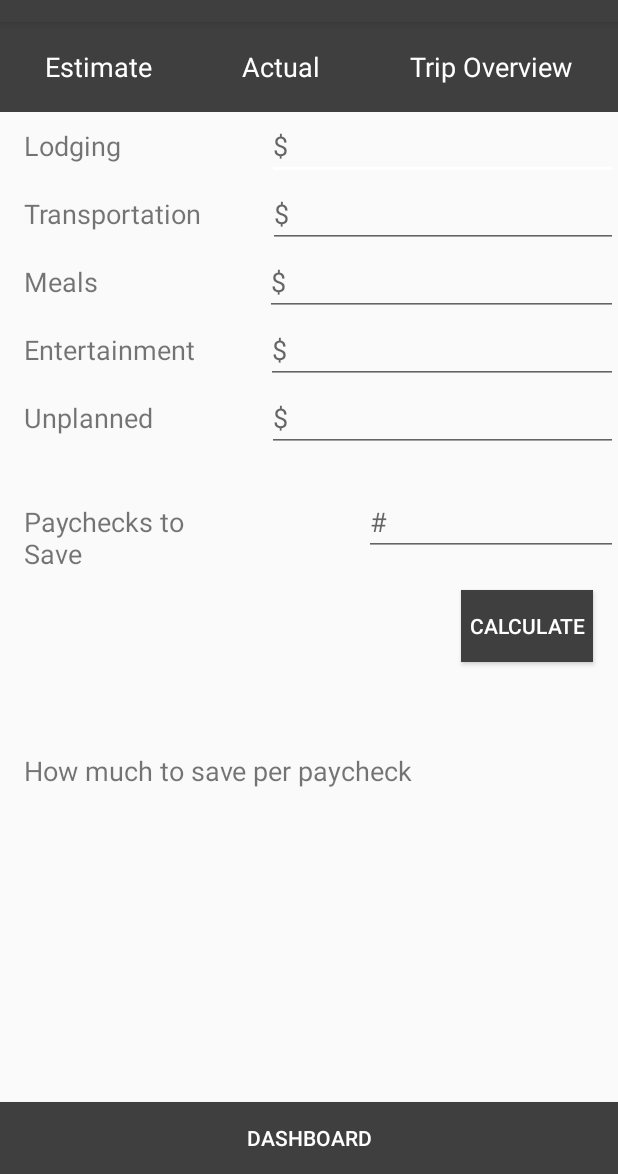
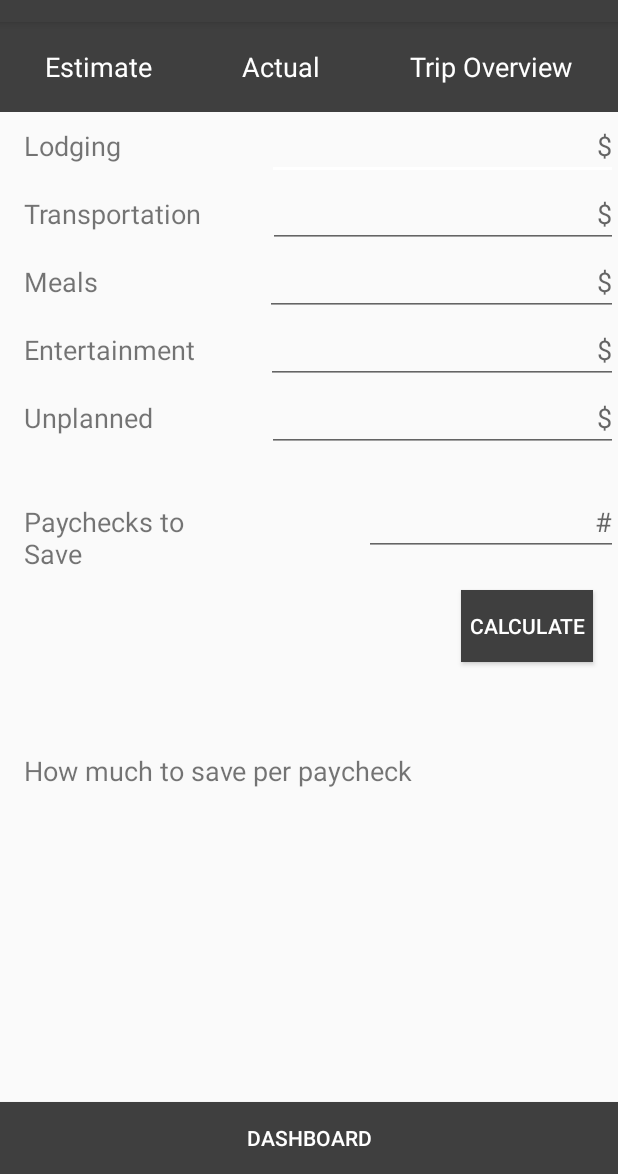
Before and after one commit to dora1405/Travel-taneous, an Android app: the EstimateActivity screen opened directly, with no data from a screen before it, after a tap on "CALCULATE", on a phone screen of 412 x 824 dp, the part 62-1236 px from its top. Run offline under Robolectric (Android 15) with nearby library versions, the phone set to English and light mode, and no system bars; our stand-ins replace Firebase (no records; nobody signed in at launch, a user with empty details on screens opened directly).

Commit message:
cleaned up code and worked out db structure

```diff
--- a/app/src/main/java/com/example/travel_taneous/EstimateActivity.kt
+++ b/app/src/main/java/com/example/travel_taneous/EstimateActivity.kt
@@ -40,21 +40,21 @@ class EstimateActivity : AppCompatActivity() {
     }
 
 
-//    fun actualClicked(view: View) {
-//        val actualIntent = Intent(this, ActualActivity::class.java)
-//        startActivity(actualIntent)
-//    }
-//
-//
-//    fun overviewClicked(view: View) {
-//        val tripOverviewIntent = Intent(this, OverviewActivity::class.java)
-//        startActivity(tripOverviewIntent)
-//    }
-//
-//    fun dashboardClicked(view: View) {
-//        val dashboardIntent = Intent(this, DashboardActivity::class.java)
-//        startActivity(dashboardIntent)
-//    }
+    fun actualClicked(view: View) {
+        val actualIntent = Intent(this, ActualActivity::class.java)
+        startActivity(actualIntent)
+    }
+
+
+    fun overviewClicked(view: View) {
+        val tripOverviewIntent = Intent(this, OverviewActivity::class.java)
+        startActivity(tripOverviewIntent)
+    }
+
+    fun dashboardClicked(view: View) {
+        val dashboardIntent = Intent(this, DashboardActivity::class.java)
+        startActivity(dashboardIntent)
+    }
 
     private fun calculateEstimate(){
         val estLodging = estimateLodgingTxt.text.toString().trim()
@@ -65,16 +65,12 @@ class EstimateActivity : AppCompatActivity() {
         val estPaycheck = estimatePaycheckTxt.text.toString().trim()
 
 
-        val ref = FirebaseDatabase.getInstance().reference//getReference("trips")
-//        val estimateId = ref.push().key
+        val ref = FirebaseDatabase.getInstance().reference
 
         val estimate = Estimate(estLodging, estTransport, estMeal, estEntertain, estUnplanned, estPaycheck)
-//        val estimate = estimateId?.let {Estimate(it, lodging)}
 
-       // if(estimateId != null) {
-            ref.child("trips").setValue(estimate).addOnCompleteListener {
-                Toast.makeText(applicationContext, "Estimate Calculated", Toast.LENGTH_LONG).show()
-        //    }
+        ref.child("trips").child("London").child("estimate").setValue(estimate).addOnCompleteListener {
+            Toast.makeText(applicationContext, "Estimate Calculated", Toast.LENGTH_LONG).show()
         }
     }
 }
--- a/app/src/main/res/layout/activity_estimate.xml
+++ b/app/src/main/res/layout/activity_estimate.xml
@@ -93,6 +93,7 @@
             android:ems="10"
             android:hint="@string/money"
             android:inputType="textPersonName"
+            android:textAlignment="textEnd"
             tools:ignore="Autofill,InefficientWeight" />
     </LinearLayout>
 
@@ -123,6 +124,7 @@
             android:ems="10"
             android:hint="@string/money"
             android:inputType="textPersonName"
+            android:textAlignment="textEnd"
             tools:ignore="Autofill,InefficientWeight" />
     </LinearLayout>
 
@@ -154,6 +156,7 @@
             android:ems="10"
             android:hint="@string/money"
             android:inputType="textPersonName"
+            android:textAlignment="textEnd"
             tools:ignore="Autofill" />
     </LinearLayout>
 
@@ -185,6 +188,7 @@
             android:ems="10"
             android:hint="@string/money"
             android:inputType="textPersonName"
+            android:textAlignment="textEnd"
             tools:ignore="Autofill" />
     </LinearLayout>
 
@@ -215,6 +219,7 @@
             android:ems="10"
             android:hint="@string/money"
             android:inputType="textPersonName"
+            android:textAlignment="textEnd"
             tools:ignore="Autofill" />
     </LinearLayout>
 
@@ -246,6 +251,7 @@
             android:ems="10"
             android:hint="@string/num"
             android:inputType="textPersonName"
+            android:textAlignment="textEnd"
             tools:ignore="Autofill" />
     </LinearLayout>
 
```
